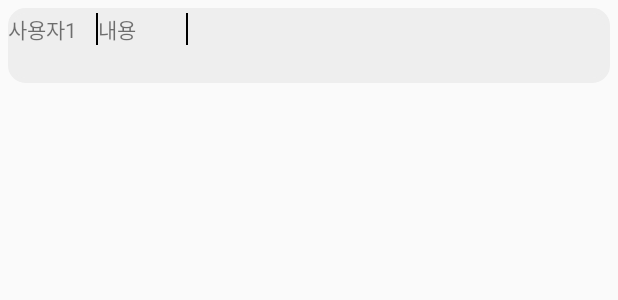
After one commit to seokjin0706/baedal-baedal, an Android app: the layout chat_item.xml on its own in the app's theme, with its tools: preview values and no code run, on a phone screen of 412 x 824 dp. The commit adds this screen. Shown: the top 300 px of the screen. Run offline under Robolectric (Android 15) with nearby library versions, the phone set to English and light mode, and no system bars; network calls fail.

Commit message:
[ADD] 채팅 기능 추가

```diff
--- a/Android/app/src/main/java/com/example/baedal_baedal/ListViewAdapter.kt
+++ b/Android/app/src/main/java/com/example/baedal_baedal/ListViewAdapter.kt
@@ -2,6 +2,7 @@ package com.example.baedal_baedal
 
 import android.annotation.SuppressLint
 import android.content.Context
+import android.content.SharedPreferences
 import android.view.LayoutInflater
 import android.view.View
 import android.view.ViewGroup
--- /dev/null
+++ b/Android/app/src/main/java/com/example/baedal_baedal/ListViewModel2.kt
@@ -0,0 +1,5 @@
+package com.example.baedal_baedal
+
+data class ListViewModel2 (
+    val content : String
+)
--- /dev/null
+++ b/Android/app/src/main/res/drawable/chatting_border.xml
@@ -0,0 +1,8 @@
+<?xml version="1.0" encoding="utf-8"?>
+<layer-list xmlns:android="http://schemas.android.com/apk/res/android" >
+    <item android:left="-4dp" android:top="-4dp" android:bottom="-4dp">
+        <shape android:shape="rectangle">
+            <stroke android:width="1dp" android:color="#FF000000" />
+        </shape>
+    </item>
+</layer-list>
--- /dev/null
+++ b/Android/app/src/main/res/layout/chat_item.xml
@@ -0,0 +1,36 @@
+<?xml version="1.0" encoding="utf-8"?>
+<LinearLayout
+    xmlns:android="http://schemas.android.com/apk/res/android"
+    android:layout_width="match_parent"
+    android:layout_height="match_parent"
+    xmlns:app="http://schemas.android.com/apk/res-auto"
+    xmlns:tools="http://schemas.android.com/tools"
+    android:orientation="horizontal"
+    android:layout_margin="5dp"
+    android:id="@+id/list_item">
+
+    <LinearLayout
+        android:layout_width="match_parent"
+        android:layout_height="50dp"
+        android:orientation="horizontal"
+        android:weightSum="3"
+        android:background="@drawable/list_round"
+        android:paddingTop="3dp"
+        >
+
+        <TextView
+            android:id="@+id/userTxt"
+            android:layout_width="60dp"
+            android:layout_height="wrap_content"
+            android:background="@drawable/chatting_border"
+
+            android:text="사용자1" />
+        <TextView
+            android:id="@+id/userTxt2"
+            android:layout_width="60dp"
+            android:layout_height="wrap_content"
+            android:background="@drawable/chatting_border"
+
+            android:text="내용" />
+    </LinearLayout>
+</LinearLayout>
--- a/Android/build.gradle
+++ b/Android/build.gradle
@@ -1,6 +1,6 @@
 // Top-level build file where you can add configuration options common to all sub-projects/modules.
 plugins {
-    id 'com.android.application' version '7.2.0' apply false
-    id 'com.android.library' version '7.2.0' apply false
+    id 'com.android.application' version '7.3.1' apply false
+    id 'com.android.library' version '7.3.1' apply false
     id 'org.jetbrains.kotlin.android' version '1.7.20' apply false
 }
```
Also changed, not shown: Android/app/src/main/AndroidManifest.xml (+7 -0 lines), Android/app/src/main/java/com/example/baedal_baedal/ChattingActivity.kt (added, +37 -0 lines), Android/app/src/main/java/com/example/baedal_baedal/ChattingAdapter.kt (added, +43 -0 lines), Android/app/src/main/res/layout/activity_chatting.xml (added, +162 -0 lines).
